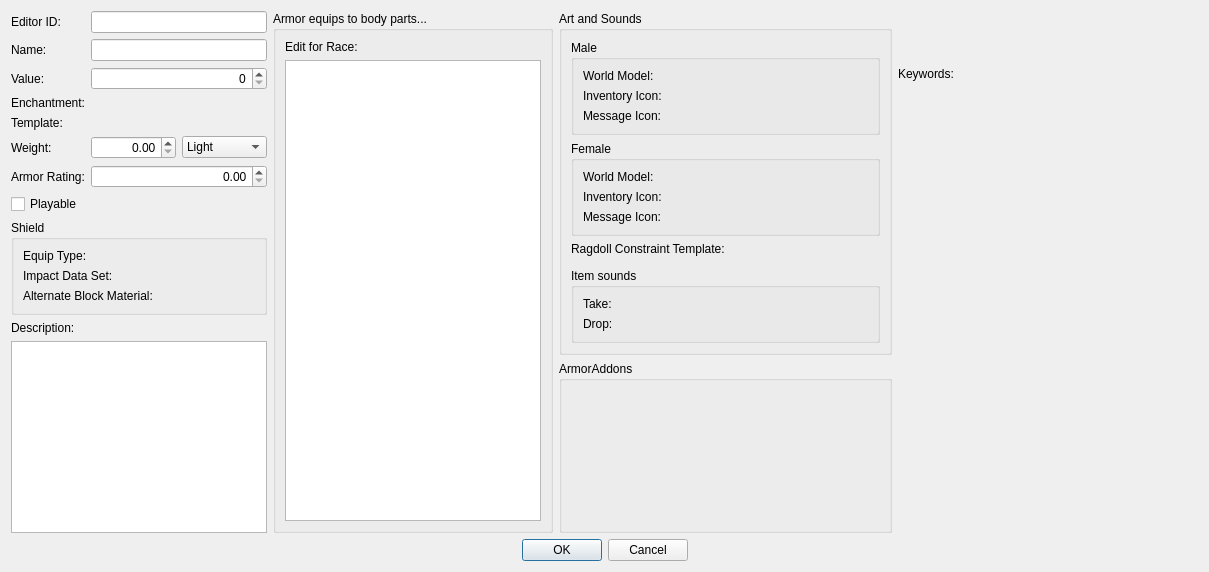
Qt form native/src/DovahKit/ui/form_windows/armor.ui (DavidJCobb/DovahKit) before a commit.
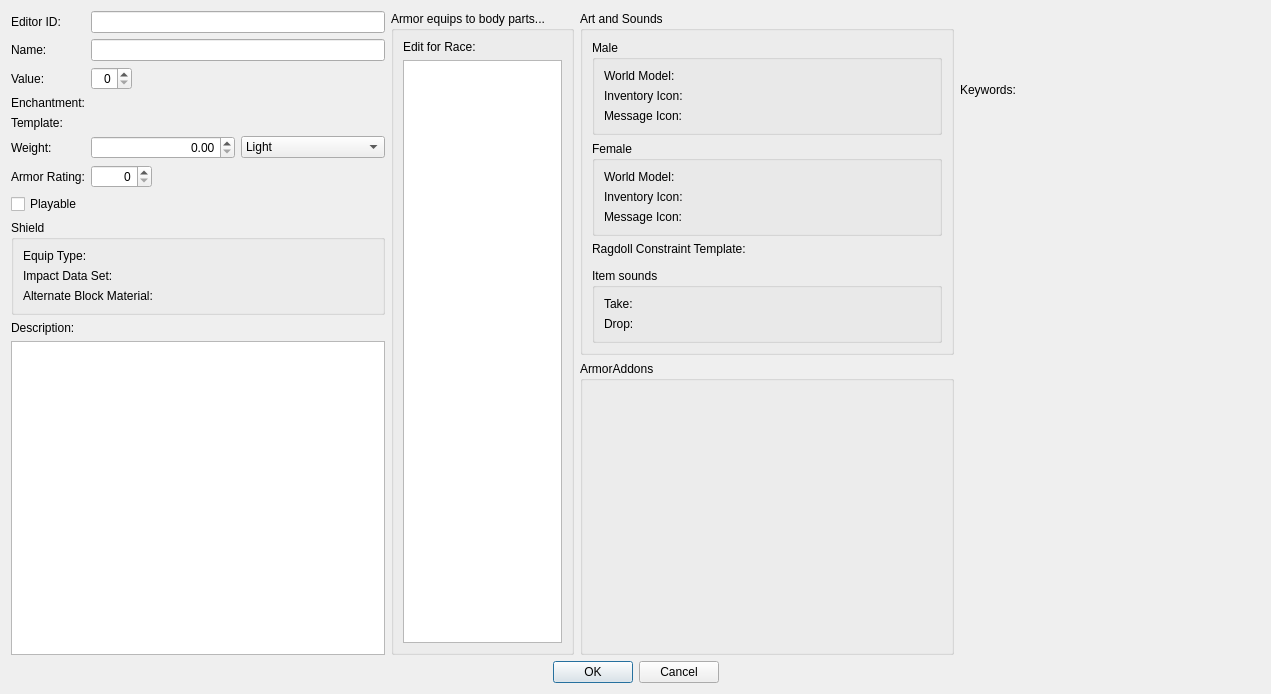
The same form after that commit. Custom widgets are drawn as their Qt base class.

The edit to the form file:
```diff
--- a/native/src/DovahKit/ui/form_windows/armor.ui
+++ b/native/src/DovahKit/ui/form_windows/armor.ui
@@ -2,10 +2,18 @@
 <ui version="4.0">
  <class>FormDialogArmor</class>
  <widget class="QDialog" name="FormDialogArmor">
+  <property name="geometry">
+   <rect>
+    <x>0</x>
+    <y>0</y>
+    <width>1271</width>
+    <height>694</height>
+   </rect>
+  </property>
   <property name="windowTitle">
    <string>Armor</string>
   </property>
-  <layout class="QGridLayout" name="gridLayout_8">
+  <layout class="QGridLayout" name="gridLayout_8" columnstretch="3,1,3,2">
    <item row="0" column="0">
     <layout class="QVBoxLayout" name="verticalLayout_6">
      <item>
@@ -30,13 +38,6 @@
          </property>
         </widget>
        </item>
-       <item row="6" column="1">
-        <widget class="QDoubleSpinBox" name="rating">
-         <property name="alignment">
-          <set>Qt::AlignRight|Qt::AlignTrailing|Qt::AlignVCenter</set>
-         </property>
-        </widget>
-       </item>
        <item row="3" column="1">
         <widget class="DKFormPicker" name="enchantment">
          <property name="whatsThis">
@@ -87,7 +88,7 @@
        <item row="0" column="1">
         <widget class="QLineEdit" name="editorID"/>
        </item>
-       <item row="2" column="1">
+       <item row="2" column="1" alignment="Qt::AlignLeft">
         <widget class="QSpinBox" name="value">
          <property name="alignment">
           <set>Qt::AlignRight|Qt::AlignTrailing|Qt::AlignVCenter</set>
@@ -155,6 +156,16 @@
          </property>
         </widget>
        </item>
+       <item row="6" column="1" alignment="Qt::AlignLeft">
+        <widget class="QSpinBox" name="rating">
+         <property name="alignment">
+          <set>Qt::AlignRight|Qt::AlignTrailing|Qt::AlignVCenter</set>
+         </property>
+         <property name="maximum">
+          <number>20000</number>
+         </property>
+        </widget>
+       </item>
       </layout>
      </item>
      <item>
@@ -271,6 +282,12 @@
         </item>
         <item row="1" column="0" colspan="2">
          <widget class="QListView" name="bipedObjectsCurrentList">
+          <property name="minimumSize">
+           <size>
+            <width>100</width>
+            <height>0</height>
+           </size>
+          </property>
           <property name="baseSize">
            <size>
             <width>120</width>
```
